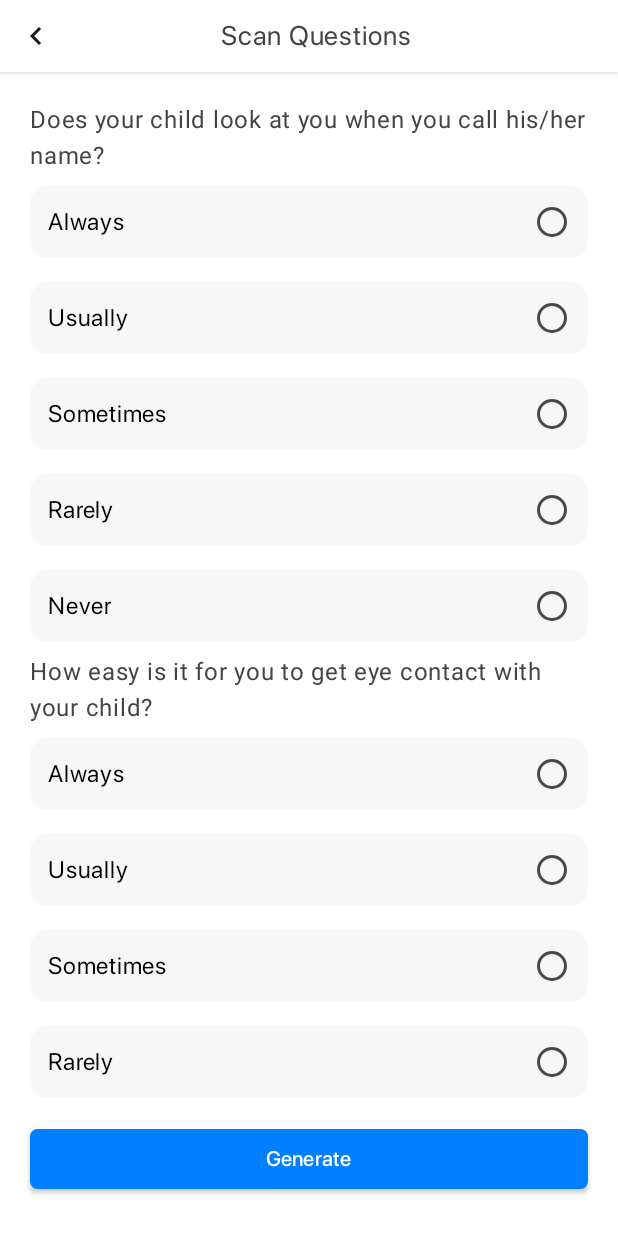
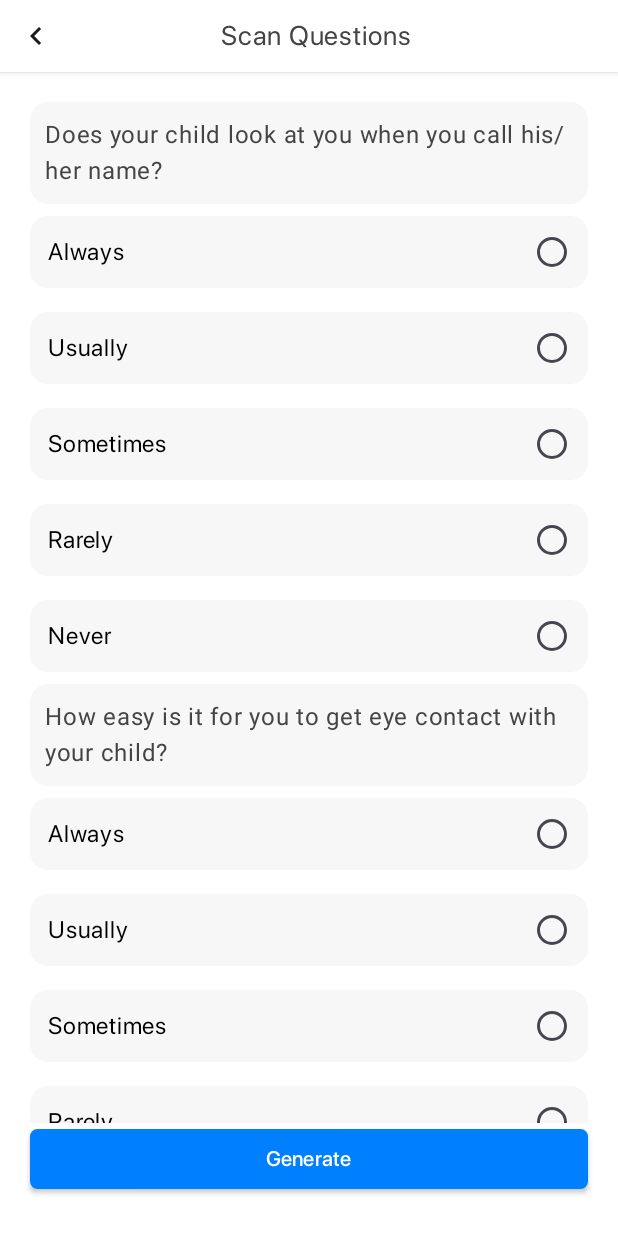
Before and after one commit to uxlabspk/NeuroScape, an Android app built with Jetpack Compose: the QuestionsScreen screen opened through its navigation route, on a phone screen of 412 x 824 dp. Shown: the top 1233 px of the screen. Run offline under Robolectric (Android 15) with nearby library versions, the phone set to English and light mode, and no system bars; our stand-ins replace Firebase (no records; nobody signed in at launch, a user with empty details on screens opened directly); libraries missing offline, so code that uses them is left out: org.tensorflow.lite; Roboto replaces fonts that are not available here.

Commit message:
Naveed : Adding Questions Screen

```diff
--- a/app/src/main/java/io/github/uxlabspk/neuroscape/views/QuestionsScreen.kt
+++ b/app/src/main/java/io/github/uxlabspk/neuroscape/views/QuestionsScreen.kt
@@ -50,7 +50,6 @@ import java.nio.ByteBuffer
 import java.util.Arrays
 
 
-
 @Composable
 fun QuestionsScreen() {
     var questionsList = listOf(
@@ -89,7 +88,12 @@ fun QuestionsScreen() {
                 .fillMaxWidth(),
             horizontalArrangement = Arrangement.Center
         ) {
-            PrimaryButton(text = "Generate", modifier = Modifier.fillMaxWidth().padding(horizontal = 20.dp)) {
+            PrimaryButton(
+                text = "Generate",
+                modifier = Modifier
+                    .fillMaxWidth()
+                    .padding(horizontal = 20.dp)
+            ) {
 
             }
         }
@@ -100,7 +104,14 @@ fun QuestionsScreen() {
 @Composable
 fun Questions(title: String) {
     Column {
-        Text(title)
+        Box(
+            Modifier
+                .fillMaxWidth()
+                .clip(RoundedCornerShape(12.dp))
+                .background(MaterialTheme.colorScheme.surface)
+        ) {
+            Text(text = title, Modifier.padding(10.dp))
+        }
         McqsRadioButton(
             option1 = "Always",
             option2 = "Usually",
```
Lines whose indentation alone changed are shown as unchanged.
